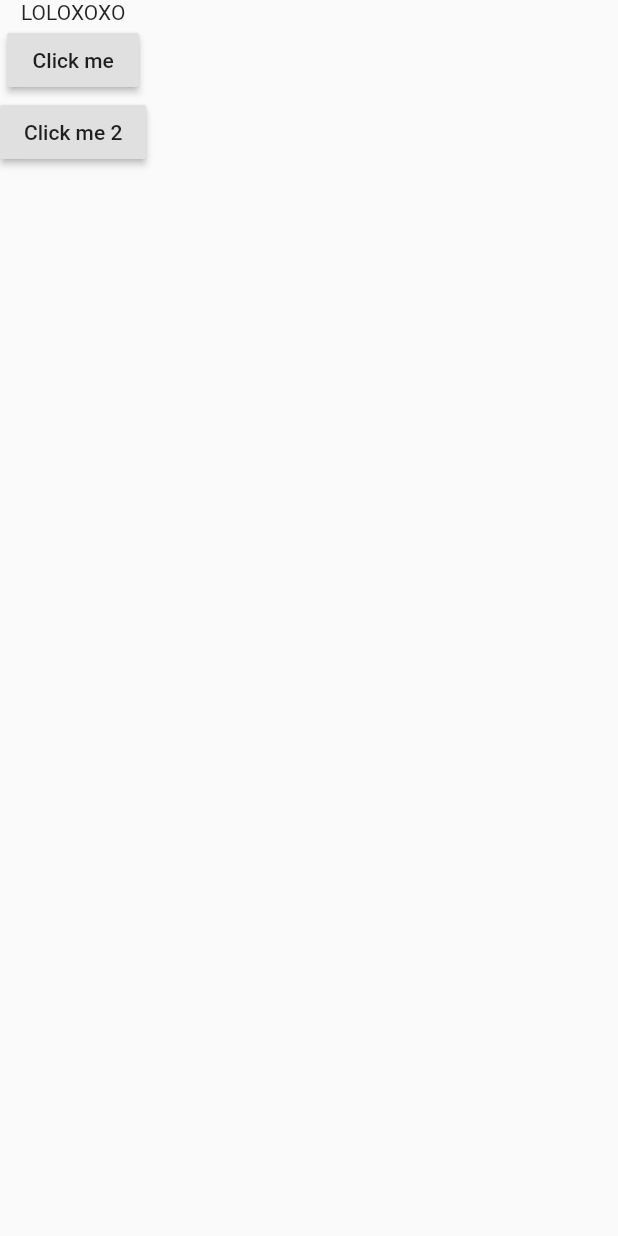
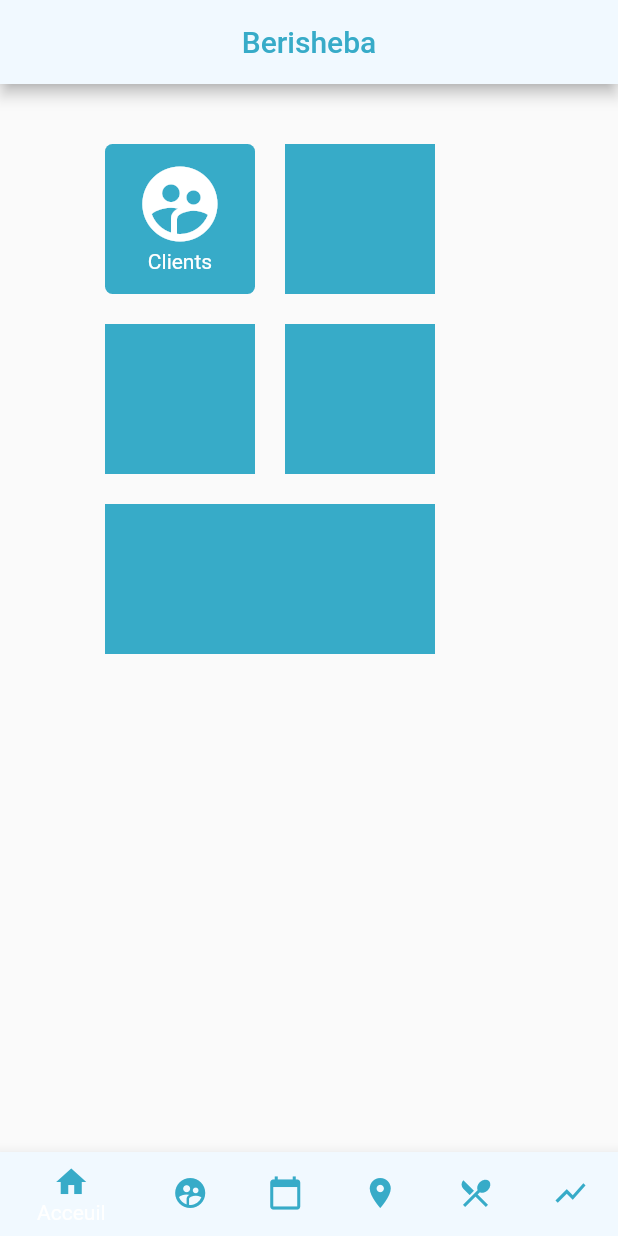
Before and after one commit to rajaomariajaona/Berisheba-Mobile, a Flutter app: the screen it shows after launch, on a phone screen of 412 x 824 dp. Run offline on Flutter 3.47's test engine with Material 2 defaults, Android fonts, the phone set to English and light mode, and no system bars.

Commit message:
Home app

```diff
--- /dev/null
+++ b/lib/acceuil.dart
@@ -0,0 +1,80 @@
+import 'package:berisheba/config.dart';
+import 'package:berisheba/tab_state.dart';
+import 'package:flutter/material.dart';
+import 'package:provider/provider.dart';
+
+class Acceuil extends StatelessWidget {
+  @override
+  Widget build(BuildContext context) {
+    final tabState = Provider.of<TabState>(context);
+    return ListView(
+      padding: EdgeInsets.symmetric(horizontal: 60, vertical: 30),
+      children: <Widget>[
+        Row(
+          children: <Widget>[
+            GestureDetector(
+              child: Container(
+                decoration: BoxDecoration(
+                    borderRadius: const BorderRadius.all(Radius.circular(5)),
+                    color: Config.primaryBlue
+                ),
+                margin: const EdgeInsets.all(10),
+                padding: const EdgeInsets.all(10),
+                height: 100,
+                width: 100,
+                child: Column(
+                  children: <Widget>[
+                    Icon(Icons.supervised_user_circle,
+                      color: Colors.white,
+                      size: 60,
+                    ),
+                    Text("Clients",
+                      style: TextStyle(
+                          color: Colors.white
+                      ),
+                    )
+                  ],
+                ),
+              ),
+              onTap: () {
+                tabState.changeIndex(1);
+              },
+            ),
+            Container(
+              margin: EdgeInsets.all(10),
+              height: 100,
+              width: 100,
+              color: Config.primaryBlue,
+            )
+          ],
+        ),
+        Row(
+          children: <Widget>[
+            Container(
+              margin: EdgeInsets.all(10),
+              height: 100,
+              width: 100,
+              color: Config.primaryBlue,
+            ),
+            Container(
+              margin: EdgeInsets.all(10),
+              height: 100,
+              width: 100,
+              color: Config.primaryBlue,
+            )
+          ],
+        ),
+        Row(
+          children: <Widget>[
+            Container(
+              margin: EdgeInsets.all(10),
+              height: 100,
+              width: 220,
+              color: Config.primaryBlue,
+            )
+          ],
+        ),
+      ],
+    );
+  }
+}
--- a/lib/client.dart
+++ /dev/null
@@ -1,18 +0,0 @@
-
-import 'dart:convert';
-
-import 'package:mobx/mobx.dart';
-import 'package:http/http.dart' as http;
-
-part "client.g.dart";
-
-class Client = _Client with _$Client;
-
-abstract class _Client with Store{
-  @observable
-    Map<String, dynamic> clients;
-  @action
-    Future<void> getClient() async{
-      clients = await json.decode((await http.get("http://192.168.43.63:3000/api/clients")).body);
-  }
-}
--- /dev/null
+++ b/lib/clients.dart
@@ -0,0 +1,10 @@
+import 'package:flutter/material.dart';
+
+class Clients extends StatelessWidget {
+  @override
+  Widget build(BuildContext context) {
+    return Container(
+      child: Text("Clients"),
+    );
+  }
+}
--- /dev/null
+++ b/lib/config.dart
@@ -0,0 +1,14 @@
+import 'package:flutter/material.dart';
+
+class Config {
+  static Color get primaryBlue => Color.fromARGB(255, 55, 171, 200);
+  static Color get secondaryBlue => Color.fromARGB(255, 241, 249, 255);
+
+  static Color get appBarBgColor => Config.secondaryBlue;
+  static Color get appBarTextColor => Config.primaryBlue;
+  static Color get bottomNavIconsColor => Config.primaryBlue;
+  static Color get bottomNavTextColor => Config.primaryBlue;
+
+  static Color get bottomNavBgColor => Config.secondaryBlue;
+
+}
--- a/lib/main.dart
+++ b/lib/main.dart
@@ -1,6 +1,7 @@
-import 'package:berisheba/my_home_page.dart';
-import 'package:berisheba/test_native.dart';
+import 'package:berisheba/squellete.dart';
+import 'package:berisheba/tab_state.dart';
 import 'package:flutter/material.dart';
+import 'package:provider/provider.dart';
 
 void main() => runApp(MyApp());
 
@@ -9,11 +10,19 @@ class MyApp extends StatelessWidget {
   @override
   Widget build(BuildContext context) {
     return MaterialApp(
-      title: 'Flutter Demo',
+      title: 'Berisheba',
+      debugShowCheckedModeBanner: false,
       theme: ThemeData(
         primarySwatch: Colors.blue,
       ),
-      home: TestNative(),
+      home: MultiProvider(
+        providers: [
+          ChangeNotifierProvider<TabState>.value(
+              value: TabState()
+          )
+        ],
+        child: Squellete(),
+      ),
     );
   }
 }
--- a/lib/my_home_page.dart
+++ /dev/null
@@ -1,39 +0,0 @@
-import 'package:berisheba/client.dart';
-import 'package:flutter/material.dart';
-import 'package:flutter_mobx/flutter_mobx.dart';
-
-class MyHomePage extends StatelessWidget {
-  final Client c = Client();
-  @override
-  Widget build(BuildContext context) {
-
-    return Scaffold(
-      body: Column(
-        children: <Widget>[
-          Observer(
-              builder: (context) {
-                List<Widget> listeClient = [];
-                if(c.clients != null)
-                  c.clients["data"].forEach((v) {
-                    listeClient.add(
-                        ListTile(
-                          title: Text("${v}"),
-                        )
-                    );
-                  });
-                return Column(
-                  children: listeClient,
-                );
-              }),
-          RaisedButton(
-            child: Text("Click me"),
-            onPressed: (){
-              c.getClient();
-            },
-          )
-        ],
-      ),
-    );
-  }
-
-}
--- /dev/null
+++ b/lib/squellete.dart
@@ -0,0 +1,72 @@
+import 'package:berisheba/acceuil.dart';
+import 'package:berisheba/clients.dart';
+import 'package:berisheba/config.dart';
+import 'package:flutter/material.dart';
+import 'package:provider/provider.dart';
+import 'package:berisheba/tab_state.dart';
+
+class Squellete extends StatefulWidget{
+  @override
+  State<StatefulWidget> createState() => _SquelleteState();
+}
+
+class _SquelleteState extends State<Squellete> {
+  BottomNavigationBarItem bottomNav(String title, IconData iconData){
+    return BottomNavigationBarItem(
+      icon: Icon(
+        iconData,
+        color: Config.bottomNavIconsColor,
+      ),
+      title: Text(title,
+        style: TextStyle(
+            color: Config.bottomNavTextColor
+        ),
+      ),
+      backgroundColor: Config.bottomNavBgColor,
+    );
+  }
+
+
+  @override
+  Widget build(BuildContext context) {
+    final tabState = Provider.of<TabState>(context);
+    final BottomNavigationBar _bottomNavBar = BottomNavigationBar(
+      items: <BottomNavigationBarItem>[
+        bottomNav("Acceuil", Icons.home),
+        bottomNav("Clients", Icons.supervised_user_circle),
+        bottomNav("Reservations", Icons.calendar_today),
+        bottomNav("Salles", Icons.room),
+        bottomNav("Materiels", Icons.local_dining),
+        bottomNav("Statistiques", Icons.show_chart),
+      ],
+      type: BottomNavigationBarType.shifting,
+      currentIndex: tabState.index,
+      onTap: (index) {
+        tabState.changeIndex(index);
+      },
+    );
+    final List<Widget> routes = [
+      Acceuil(),
+      Clients(),
+      Clients(),
+      Clients(),
+      Clients(),
+      Clients(),
+    ];
+    assert(_bottomNavBar.items.length == routes.length);
+    return Scaffold(
+        appBar: AppBar(
+          backgroundColor: Config.appBarBgColor,
+          centerTitle: true,
+          title: Text("Berisheba",
+            style: TextStyle(
+                color: Config.appBarTextColor
+            ),
+          ),
+        ),
+        body: routes[tabState.index],
+        bottomNavigationBar: _bottomNavBar
+    );
+  }
+
+}
--- /dev/null
+++ b/lib/tab_state.dart
@@ -0,0 +1,12 @@
+import 'package:flutter/material.dart';
+
+class TabState extends ChangeNotifier{
+  int _index = 0;
+
+  int get index => _index;
+
+  void changeIndex(int index){
+    _index = index;
+    notifyListeners();
+  }
+}
```
Also changed, not shown: lib/client.g.dart (deleted).
